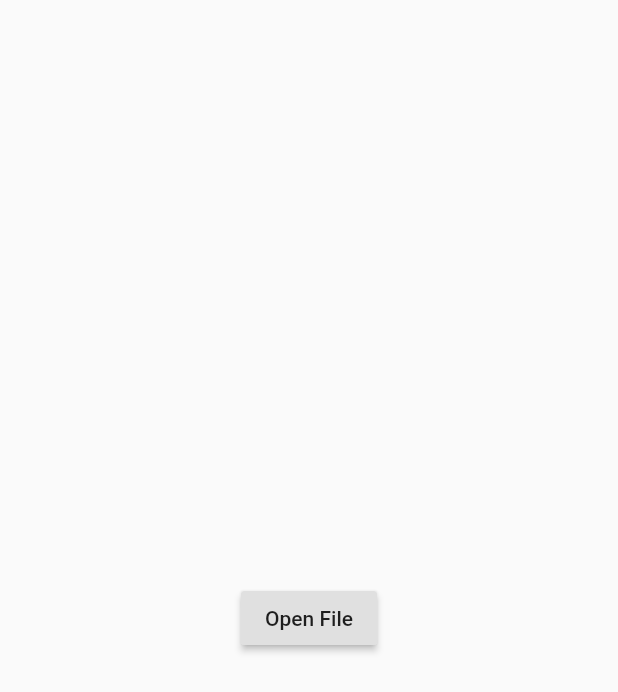
After one commit to derekli2000/ar_camera_app, a Flutter app: the FilePickerPage screen opened directly, on a phone screen of 412 x 824 dp. The commit adds this screen. Shown: the top 692 px of the screen. Run offline on Flutter 3.47's test engine with Material 2 defaults, Android fonts, the phone set to English and light mode, and no system bars; our stand-ins replace camera, file_picker, flutter_secure_storage, shared_preferences; missing offline and left inert: receive_sharing_intent; accounts and stored records are empty.

Commit message:
Added user file selection
- Added functionality that allows users to share images using the share sheet
- Added a file picker if the user does not have a file to share initailly

```diff
--- a/lib/main.dart
+++ b/lib/main.dart
@@ -1,7 +1,6 @@
 import 'package:arcameraapp/screens/camera_screen.dart';
 import 'package:arcameraapp/screens/splash_screen.dart';
 import 'package:flutter/material.dart';
-import 'package:receive_sharing_intent/receive_sharing_intent.dart';
 
 
 void main() => runApp(new MyApp());
--- /dev/null
+++ b/lib/screens/file_picker.dart
@@ -0,0 +1,43 @@
+import 'dart:io';
+
+import 'package:camera/new/camera.dart';
+import 'package:flutter/material.dart';
+
+import 'package:file_picker/file_picker.dart';
+
+import 'camera_screen.dart';
+
+class FilePickerPage extends StatefulWidget {
+  @override
+  State<StatefulWidget> createState() {
+    return FilePickerPageState();
+  }
+}
+
+class FilePickerPageState extends State<FilePickerPage> {
+
+  @override
+  Widget build(BuildContext context) {
+    return Scaffold(
+			body: Container(
+				child: Center(
+					child: RaisedButton(
+						child: Text('Open File'),
+						onPressed: () async {
+							File file = await FilePicker.getFile();
+							if (file != null) {
+								Navigator.push(
+									context,
+									MaterialPageRoute(
+										builder: (context) => CameraScreen(shareFilePath: file.path,),
+									),
+								);
+							}
+						},
+					),
+			),
+			),
+		);
+  }
+
+}
--- a/lib/services/https_requests.dart
+++ b/lib/services/https_requests.dart
@@ -1,7 +1,7 @@
 import 'dart:convert';
 import 'dart:io';
-
-import 'package:arcameraapp/imports/index.dart';
+export 'package:path/path.dart' show join;
+export 'package:path_provider/path_provider.dart';
 import 'package:arcameraapp/models/SecureStoreMixin.dart';
 import 'package:http/http.dart' as http;
 import 'package:arcameraapp/models/user.dart';
@@ -24,7 +24,8 @@ class HttpRequests with SecureStoreMixin{
 		return responseCode;
 	}
 
-	void sendMultiFileRequest(String imagePath) async {
+	void sendMultiFileRequest(String imagePath, String sharedImagePath, [File internalFile]) async {
+		internalFile ??= null;
 		User user = await getCurrentUser();
 		var postUri = Uri.parse("https://marinater.herokuapp.com/api/ar/${user.username}");
 		var request = new http.MultipartRequest("POST", postUri);
@@ -33,7 +34,11 @@ class HttpRequests with SecureStoreMixin{
 
 		request.files.add(await http.MultipartFile.fromPath('capture', imagePath));
 		// Change to draggable file
-		request.files.add(await http.MultipartFile.fromPath('share_file', imagePath));
+		if (internalFile != null) {
+			request.files.add(await http.MultipartFile.fromPath('share_file', internalFile.path));
+		} else {
+			request.files.add(await http.MultipartFile.fromPath('share_file', sharedImagePath));
+		}
 
 		request.send().then((response) {
 			print(response.statusCode);
--- a/lib/widgets/login_form.dart
+++ b/lib/widgets/login_form.dart
@@ -6,7 +6,7 @@ import 'package:arcameraapp/screens/camera_screen.dart';
 import 'package:provider/provider.dart';
 import 'package:shared_preferences/shared_preferences.dart';
 
-import 'package:arcameraapp/imports/index.dart';
+import 'package:flutter/material.dart';
 import 'package:arcameraapp/services/auth_service.dart';
 
 
--- a/pubspec.yaml
+++ b/pubspec.yaml
@@ -28,6 +28,7 @@ dependencies:
   shared_preferences:
   # Secure Storage
   flutter_secure_storage: ^3.3.3
+  file_picker: ^1.9.0+1
 
   # The following adds the Cupertino Icons font to your application.
   # Use with the CupertinoIcons class for iOS style icons.
```
Also changed, not shown: lib/example.dart (+229 -229 lines), lib/imports/index.dart (deleted, +0 -12 lines), lib/screens/camera_screen.dart (+6 -2 lines), lib/screens/preview_screen.dart (+5 -4 lines), lib/screens/splash_screen.dart (+75 -33 lines), pubspec.lock.
